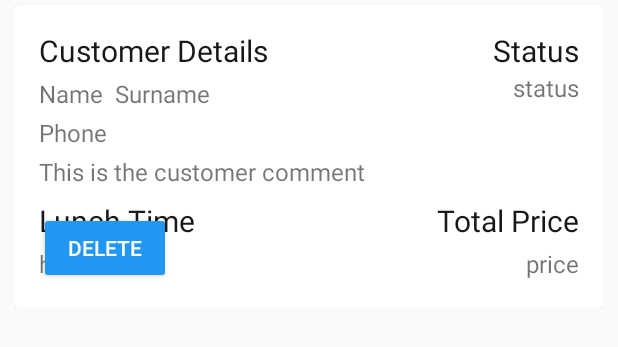
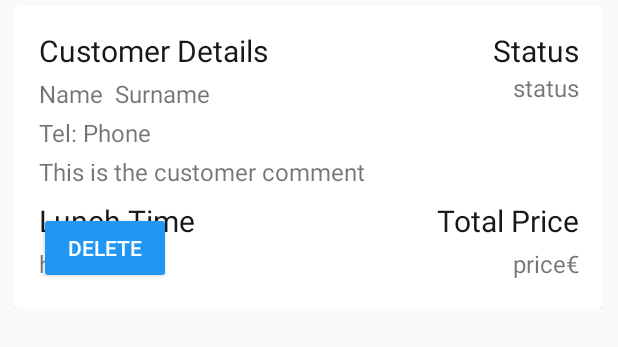
Before and after one commit to pmgrp/Lab2, an Android app: the layout reservation_card.xml on its own in the app's theme, with its tools: preview values and no code run, on a phone screen of 412 x 824 dp. Shown: the top 347 px of the screen. Run offline under Robolectric (Android 15) with nearby library versions, the phone set to English and light mode, and no system bars.

Commit message:
Moved string to string file
Moved string to string file

```diff
--- a/app/src/main/java/com/sorbellini/s214631/lab2/ResDetAdapter.java
+++ b/app/src/main/java/com/sorbellini/s214631/lab2/ResDetAdapter.java
@@ -62,7 +62,8 @@ public class ResDetAdapter extends RecyclerView.Adapter<ResDetAdapter.DishViewHo
         dishViewHolder.dishImage.setImageURI(Uri.parse(orderedDishes.get(i).getPhoto()));
         dishViewHolder.dishName.setText(orderedDishes.get(i).getName());
         dishViewHolder.dishDescription.setText(orderedDishes.get(i).getDescription());
-        dishViewHolder.dishPrice.setText(String.format(Locale.getDefault(),"%.2f", orderedDishes.get(i).getPrice()) + "€");
+        dishViewHolder.dishPrice.setText
+                (String.format(Locale.getDefault(),"%.2f", orderedDishes.get(i).getPrice()));
         dishViewHolder.dishAvailability.setText(String.format(Locale.getDefault(),"%d", orderedDishes.get(i).getAvailability()));
     }
 
--- a/app/src/main/res/layout/reservation_card.xml
+++ b/app/src/main/res/layout/reservation_card.xml
@@ -28,7 +28,7 @@
                 android:paddingBottom="4dp"
                 android:textSize="20sp"
                 android:textColor="@color/dark_text_color"
-                android:text="Customer Details"/>
+                android:text="@string/reservations_customer_details"/>
 
             <TextView
                 android:id="@+id/customer_name"
@@ -55,7 +55,7 @@
                 android:layout_alignParentRight="true"
                 android:textSize="20sp"
                 android:textColor="@color/dark_text_color"
-                android:text="Status"/>
+                android:text="@string/reservations_status"/>
             <TextView
                 android:id="@+id/reservation_status"
                 android:layout_width="wrap_content"
@@ -65,10 +65,19 @@
                 android:textSize="16sp"
                 android:text="status"/>
             <TextView
+                android:id="@+id/customer_phone_text"
+                android:layout_width="wrap_content"
+                android:layout_height="wrap_content"
+                android:layout_below="@id/customer_name"
+                android:paddingTop="4dp"
+                android:textSize="16sp"
+                android:text="@string/reservations_tel"/>
+            <TextView
                 android:id="@+id/customer_phone"
                 android:layout_width="wrap_content"
                 android:layout_height="wrap_content"
                 android:layout_below="@id/customer_name"
+                android:layout_toRightOf="@id/customer_phone_text"
                 android:paddingTop="4dp"
                 android:textSize="16sp"
                 android:text="Phone"/>
@@ -76,7 +85,7 @@
                 android:id="@+id/customer_comment"
                 android:layout_width="match_parent"
                 android:layout_height="wrap_content"
-                android:layout_below="@id/customer_phone"
+                android:layout_below="@id/customer_phone_text"
                 android:paddingTop="4dp"
                 android:textSize="16sp"
                 android:text="This is the customer comment"/>
@@ -89,7 +98,7 @@
                 android:layout_alignParentLeft="true"
                 android:textSize="20sp"
                 android:textColor="@color/dark_text_color"
-                android:text="Lunch Time"/>
+                android:text="@string/reservations_lunch_time"/>
             <TextView
                 android:id="@+id/lunch_time"
                 android:layout_width="wrap_content"
@@ -107,13 +116,22 @@
                 android:layout_alignParentRight="true"
                 android:textSize="20sp"
                 android:textColor="@color/dark_text_color"
-                android:text="Total Price"/>
+                android:text="@string/reservations_tot_price"/>
+            <TextView
+                android:id="@+id/reservation_tot_price_symbol"
+                android:layout_width="wrap_content"
+                android:layout_height="wrap_content"
+                android:layout_below="@id/reservation_tot_price_title"
+                android:layout_alignParentRight="true"
+                android:paddingTop="4dp"
+                android:textSize="16sp"
+                android:text="@string/reservations_euro"/>
             <TextView
                 android:id="@+id/reservation_tot_price"
                 android:layout_width="wrap_content"
                 android:layout_height="wrap_content"
                 android:layout_below="@id/reservation_tot_price_title"
-                android:layout_alignParentRight="true"
+                android:layout_toLeftOf="@id/reservation_tot_price_symbol"
                 android:paddingTop="4dp"
                 android:textSize="16sp"
                 android:text="price"/>
@@ -125,7 +143,7 @@
                 android:layout_below="@id/customer_comment"
                 android:layout_marginTop="16dp"
                 android:textColor="@color/button_text_color"
-                android:text="Delete"/>
+                android:text="@string/reservations_delete_button"/>
 
 
 
--- /dev/null
+++ b/app/src/main/res/values/strings_reservations.xml
@@ -0,0 +1,15 @@
+<resources>
+    <string name="reservations_customer_details">Customer Details</string>
+    <string name="reservations_status">Status</string>
+    <string name="reservations_lunch_time">Lunch Time</string>
+    <string name="reservations_tot_price">Total Price</string>
+    <string name="reservations_delete_button">Delete</string>
+    <string name="reservations_availability">Availability</string>
+    <string name="reservations_price">Price</string>
+    <string name="reservations_tel">Tel:&#160;</string>
+    <string name="reservations_arrived">Arrived</string>
+    <string name="reservations_confirmed">Confirmed</string>
+    <string name="reservations_rejected">Rejected</string>
+    <string name="reservations_completed">Completed</string>
+    <string name="reservations_euro">€</string>
+</resources>
```
Also changed, not shown: app/src/main/java/com/sorbellini/s214631/lab2/ShResAdapter.java (+6 -6 lines), app/src/main/res/layout/reservation_dish_card.xml (+11 -4 lines).
